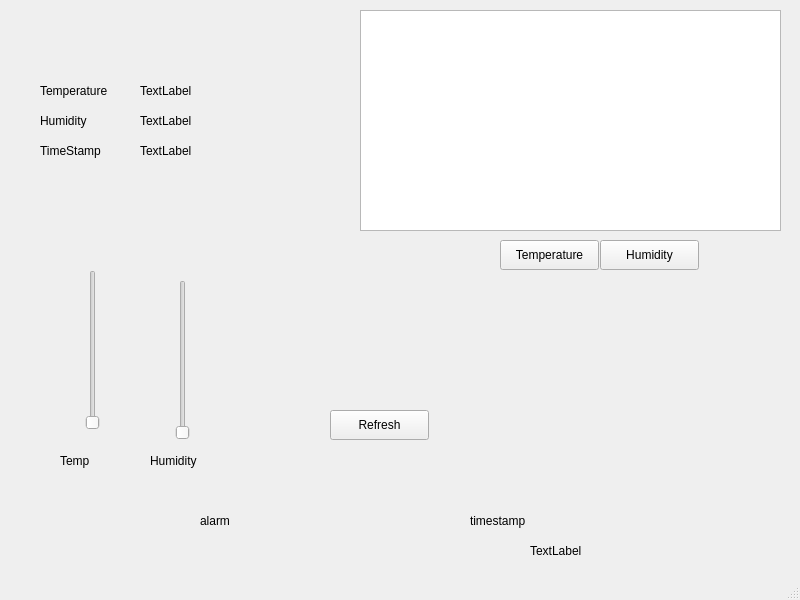
The window that Project_1/project1_GUI.ui (VatsalSheth/Embedded-Interface-Design) describes before a commit, drawn with Qt 5.
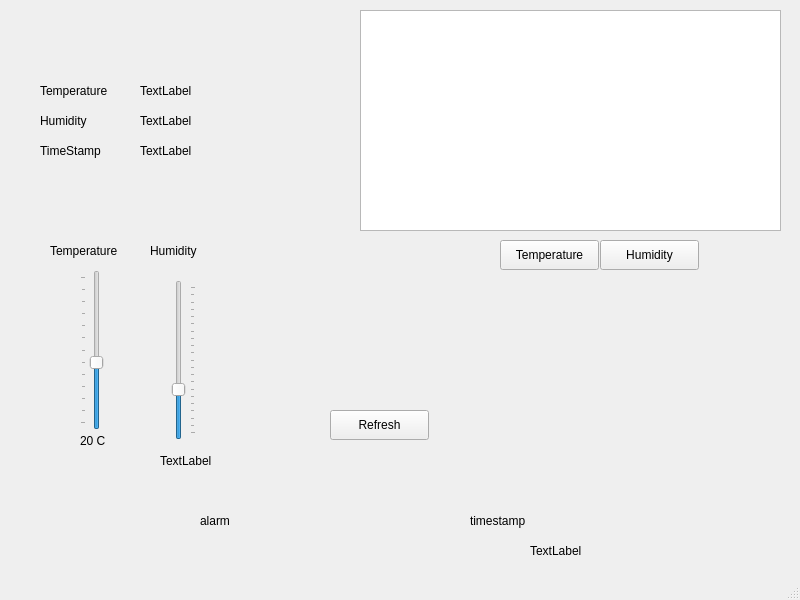
The same window after the commit.

The edit to the form file:
```diff
--- a/Project_1/project1_GUI.ui
+++ b/Project_1/project1_GUI.ui
@@ -163,9 +163,21 @@
       <height>160</height>
      </rect>
     </property>
+    <property name="maximum">
+     <number>60</number>
+    </property>
+    <property name="value">
+     <number>25</number>
+    </property>
     <property name="orientation">
      <enum>Qt::Vertical</enum>
     </property>
+    <property name="tickPosition">
+     <enum>QSlider::TicksAbove</enum>
+    </property>
+    <property name="tickInterval">
+     <number>5</number>
+    </property>
    </widget>
    <widget class="QSlider" name="slide_humidity">
     <property name="geometry">
@@ -176,28 +188,40 @@
       <height>160</height>
      </rect>
     </property>
+    <property name="maximum">
+     <number>100</number>
+    </property>
+    <property name="value">
+     <number>30</number>
+    </property>
     <property name="orientation">
      <enum>Qt::Vertical</enum>
     </property>
+    <property name="tickPosition">
+     <enum>QSlider::TicksBelow</enum>
+    </property>
+    <property name="tickInterval">
+     <number>5</number>
+    </property>
    </widget>
    <widget class="QLabel" name="label_set_temp">
     <property name="geometry">
      <rect>
-      <x>60</x>
-      <y>450</y>
-      <width>68</width>
+      <x>50</x>
+      <y>240</y>
+      <width>91</width>
       <height>22</height>
      </rect>
     </property>
     <property name="text">
-     <string>Temp</string>
+     <string>Temperature</string>
     </property>
    </widget>
    <widget class="QLabel" name="label_set_humidity">
     <property name="geometry">
      <rect>
       <x>150</x>
-      <y>450</y>
+      <y>240</y>
       <width>68</width>
       <height>22</height>
      </rect>
@@ -232,6 +256,32 @@
      <string>TextLabel</string>
     </property>
    </widget>
+   <widget class="QLabel" name="alert_temp">
+    <property name="geometry">
+     <rect>
+      <x>80</x>
+      <y>430</y>
+      <width>41</width>
+      <height>22</height>
+     </rect>
+    </property>
+    <property name="text">
+     <string>20 C</string>
+    </property>
+   </widget>
+   <widget class="QLabel" name="alert_humidity">
+    <property name="geometry">
+     <rect>
+      <x>160</x>
+      <y>450</y>
+      <width>68</width>
+      <height>22</height>
+     </rect>
+    </property>
+    <property name="text">
+     <string>TextLabel</string>
+    </property>
+   </widget>
   </widget>
   <widget class="QMenuBar" name="menubar">
    <property name="geometry">
```
